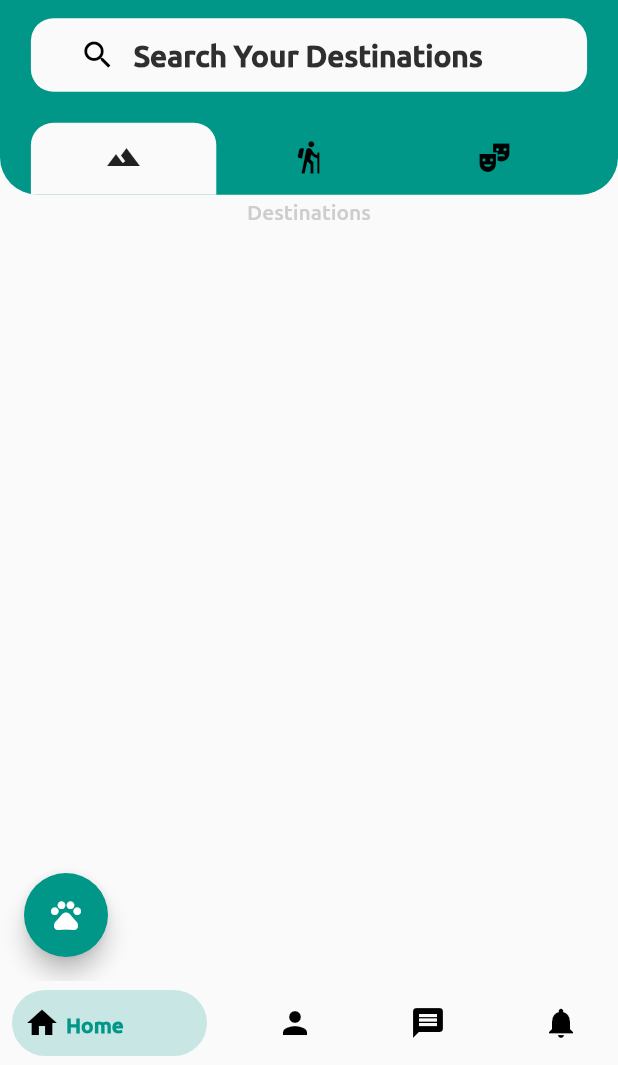
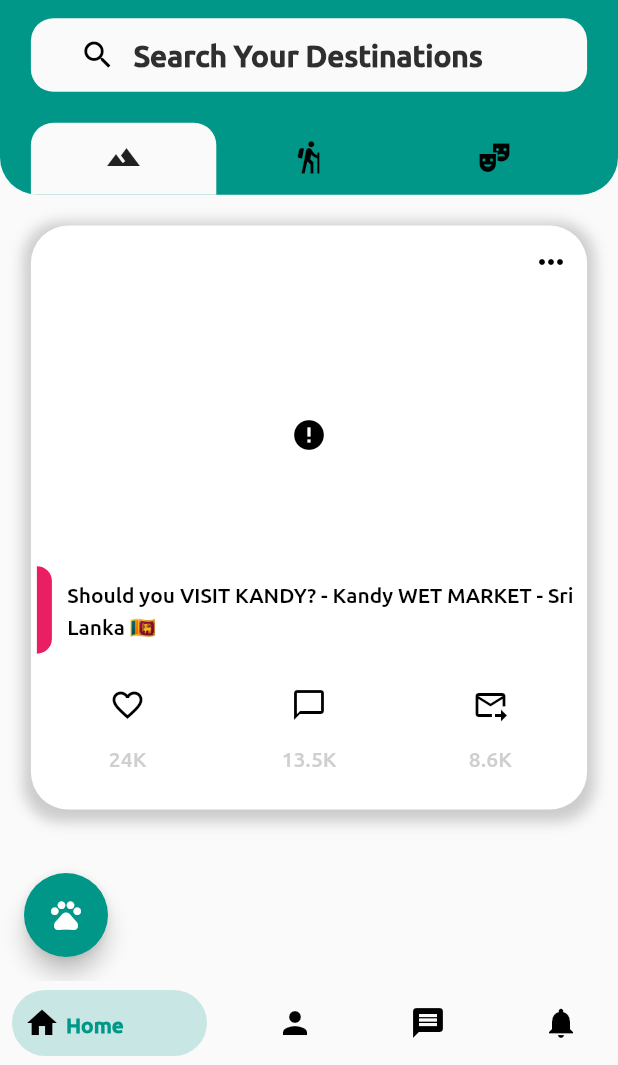
Before and after one commit to navodRathnayake/Pilgramz, a Flutter app: the screen it shows after launch, on a phone screen of 412 x 824 dp, the part 171-1236 px from its top. Run offline on Flutter 3.47's test engine with Material 2 defaults, Android fonts, the phone set to English and light mode, and no system bars; drawn by our look-alikes of bottom_navy_bar, cached_network_image; network calls fail.

Commit message:
post view update

```diff
--- /dev/null
+++ b/lib/Custom Widgets/Home/PostWdget.dart
@@ -0,0 +1,188 @@
+import 'package:cached_network_image/cached_network_image.dart';
+import 'package:flutter/material.dart';
+import 'package:pilgramz/Custom%20Widgets/HorizontalSpace.dart';
+import 'package:pilgramz/Custom%20Widgets/VerticalSpace.dart';
+import 'package:pilgramz/Utils/Theme%20Data.dart';
+import 'package:pilgramz/Utils/jason.dart';
+
+class PostWidget extends StatefulWidget {
+  final double width;
+  final double padding;
+  final ThemeData themedata;
+  final String imgUrl;
+  final String postTitle;
+  final String likes;
+  final String comments;
+  final String attachments;
+  PostWidget(
+      {Key? key,
+      required this.width,
+      required this.padding,
+      required this.themedata,
+      required this.imgUrl,
+      required this.postTitle,
+      required this.likes,
+      required this.comments,
+      required this.attachments})
+      : super(key: key);
+
+  @override
+  State<PostWidget> createState() => _PostWidgetState();
+}
+
+class _PostWidgetState extends State<PostWidget> {
+  @override
+  Widget build(BuildContext context) {
+    final double innerPadding = widget.padding / 2;
+    final double widthHeight = (widget.width - (3 * widget.padding)) / 2;
+    return Container(
+      //width: widthHeight,
+      decoration: BoxDecoration(boxShadow: [
+        BoxShadow(
+          color: Colors.grey.withOpacity(0.5),
+          spreadRadius: 5,
+          blurRadius: 7,
+          offset: Offset(0, 3), // changes position of shadow
+        ),
+      ], borderRadius: BorderRadius.circular(25), color: Colors.white),
+      child: Column(
+        children: [
+          //VerticalSpace(height: innerPadding / 2),
+          Row(
+            mainAxisAlignment: MainAxisAlignment.end,
+            children: [
+              Container(
+                child: IconTheme(
+                  data: widget.themedata.iconTheme,
+                  child: IconButton(
+                    onPressed: () {},
+                    icon: Icon(Icons.more_horiz),
+                  ),
+                ),
+              ),
+            ],
+          ),
+          Card(
+            color: Colors.white,
+            elevation: 0.0,
+            child: Column(
+              children: [
+                Container(
+                  //width: widthHeight,
+                  height: widthHeight,
+                  child: CachedImage(imgUrl: widget.imgUrl),
+                ),
+                Container(
+                  child: Row(
+                    children: [
+                      Container(
+                        width: 10,
+                        height: widthHeight / 3,
+                        decoration: const BoxDecoration(
+                            borderRadius: BorderRadius.only(
+                              bottomRight: Radius.circular(15),
+                              topRight: Radius.circular(15),
+                            ),
+                            color: Colors.pink),
+                      ),
+                      HorizontalSpace(width: innerPadding),
+                      Expanded(
+                        child: Text(
+                          widget.postTitle,
+                          style: TextStyle(color: Colors.black),
+                          maxLines: 3,
+                          overflow: TextOverflow.ellipsis,
+                        ),
+                      ),
+                    ],
+                  ),
+                ),
+                VerticalSpace(height: innerPadding),
+                Row(
+                  mainAxisAlignment: MainAxisAlignment.spaceAround,
+                  children: [
+                    PostButtons(
+                        themedata: widget.themedata,
+                        child: Icon(Icons.favorite_border),
+                        amount: postData['likes']),
+                    PostButtons(
+                        themedata: widget.themedata,
+                        child: Icon(Icons.chat_bubble_outline),
+                        amount: postData['comments']),
+                    PostButtons(
+                        themedata: widget.themedata,
+                        child: Icon(Icons.forward_to_inbox),
+                        amount: postData['attachments']),
+                  ],
+                )
+              ],
+            ),
+          ),
+          VerticalSpace(height: innerPadding * 2)
+        ],
+      ),
+    );
+  }
+}
+
+class PostButtons extends StatefulWidget {
+  final Icon child;
+  final String amount;
+  final ThemeData themedata;
+  const PostButtons(
+      {Key? key,
+      required this.child,
+      required this.amount,
+      required this.themedata})
+      : super(key: key);
+
+  @override
+  State<PostButtons> createState() => _PostButtonsState();
+}
+
+class _PostButtonsState extends State<PostButtons> {
+  @override
+  Widget build(BuildContext context) {
+    return Container(
+      child: Column(
+        children: [
+          IconTheme(
+              data: widget.themedata.iconTheme,
+              child: IconButton(onPressed: () {}, icon: widget.child)),
+          Text(widget.amount)
+        ],
+      ),
+    );
+  }
+}
+
+class CachedImage extends StatefulWidget {
+  final String imgUrl;
+  const CachedImage({Key? key, required this.imgUrl}) : super(key: key);
+
+  @override
+  State<CachedImage> createState() => _CachedImageState();
+}
+
+class _CachedImageState extends State<CachedImage> {
+  @override
+  Widget build(BuildContext context) {
+    return CachedNetworkImage(
+      imageUrl: widget.imgUrl,
+      imageBuilder: (context, imageProvider) => Container(
+        decoration: BoxDecoration(
+          image: DecorationImage(
+            image: imageProvider,
+            fit: BoxFit.cover,
+            colorFilter: const ColorFilter.mode(
+              Colors.transparent,
+              BlendMode.colorBurn,
+            ),
+          ),
+        ),
+      ),
+      placeholder: (context, url) => const CircularProgressIndicator(),
+      errorWidget: (context, url, error) => const Icon(Icons.error),
+    );
+  }
+}
--- a/lib/Custom Widgets/Home/Subtitles.dart
+++ b/lib/Custom Widgets/Home/Subtitles.dart
@@ -1,5 +1,7 @@
 import 'package:flutter/material.dart';
 import 'package:pilgramz/Utils/Theme%20Data.dart';
+
+enum Menu { itemOne, itemTwo, itemThree, itemFour }
 
 class Subtitles extends StatelessWidget {
   final ThemeData themedata;
@@ -41,3 +43,78 @@ class Subtitles extends StatelessWidget {
     );
   }
 }
+
+class DestinationsSubTitle extends StatefulWidget {
+  final ThemeData themedata;
+  const DestinationsSubTitle({Key? key, required this.themedata})
+      : super(key: key);
+
+  @override
+  State<DestinationsSubTitle> createState() => _DestinationsSubTitleState();
+}
+
+class _DestinationsSubTitleState extends State<DestinationsSubTitle> {
+  @override
+  Widget build(BuildContext context) {
+    return Container(
+      child: Row(
+        mainAxisAlignment: MainAxisAlignment.spaceBetween,
+        children: [
+          Text(
+            "Destinations",
+            style: widget.themedata.textTheme.subtitle1,
+          ),
+          dropDownMenu(widget.themedata)
+        ],
+      ),
+    );
+  }
+}
+
+Widget dropDownMenu(ThemeData themedata) {
+  String selected = "";
+  return Container(
+      child: PopupMenuButton(
+          shape:
+              RoundedRectangleBorder(borderRadius: BorderRadius.circular(25)),
+          icon: Icon(
+            Icons.widgets,
+            color: COLOR_GREY_CANVAS,
+          ),
+          onSelected: (value) => selected,
+          itemBuilder: (BuildContext context) => <PopupMenuEntry<Menu>>[
+                PopupMenuItem<Menu>(
+                    value: Menu.itemOne, child: Text('Select # of columns')),
+                PopupMenuDivider(),
+                PopupMenuItem<Menu>(
+                  value: Menu.itemOne,
+                  child: ListTile(
+                    leading: Icon(Icons.list),
+                    title: Text(
+                      'Columns - 01',
+                      style: themedata.textTheme.headline3,
+                    ),
+                  ),
+                ),
+                PopupMenuItem<Menu>(
+                  value: Menu.itemOne,
+                  child: ListTile(
+                    leading: Icon(Icons.list),
+                    title: Text(
+                      'Columns - 02',
+                      style: themedata.textTheme.headline3,
+                    ),
+                  ),
+                ),
+                PopupMenuItem<Menu>(
+                  value: Menu.itemOne,
+                  child: ListTile(
+                    leading: Icon(Icons.list),
+                    title: Text(
+                      'Columns - 03',
+                      style: themedata.textTheme.headline3,
+                    ),
+                  ),
+                ),
+              ]));
+}
--- a/lib/Pages/HomePageTab/Destinations.dart
+++ b/lib/Pages/HomePageTab/Destinations.dart
@@ -1,7 +1,19 @@
 import 'package:flutter/material.dart';
+import 'package:pilgramz/Custom%20Widgets/Home/PostWdget.dart';
+import 'package:pilgramz/Custom%20Widgets/Home/Subtitles.dart';
+import 'package:pilgramz/Custom%20Widgets/VerticalSpace.dart';
+import 'package:pilgramz/Utils/jason.dart';
 
 class Destinations extends StatefulWidget {
-  const Destinations({Key? key}) : super(key: key);
+  final double padding;
+  final ThemeData themedata;
+  final double width;
+  Destinations(
+      {Key? key,
+      required this.padding,
+      required this.themedata,
+      required this.width})
+      : super(key: key);
 
   @override
   State<Destinations> createState() => _DestinationsState();
@@ -10,12 +22,30 @@ class Destinations extends StatefulWidget {
 class _DestinationsState extends State<Destinations> {
   @override
   Widget build(BuildContext context) {
-    return Column(
-      children: [
-        Container(
-          child: Text("Destinations"),
+    return SingleChildScrollView(
+      scrollDirection: Axis.vertical,
+      physics: BouncingScrollPhysics(),
+      child: Padding(
+        padding: EdgeInsets.symmetric(horizontal: widget.padding),
+        child: Column(
+          children: [
+            //VerticalSpace(height: widget.padding),
+            //DestinationsSubTitle(themedata: widget.themedata),
+            //Divider(),
+            VerticalSpace(height: widget.padding),
+            PostWidget(
+              width: widget.width,
+              padding: widget.padding,
+              themedata: widget.themedata,
+              imgUrl: postData['imgUrl'],
+              postTitle: postData['title'],
+              likes: postData['likes'],
+              comments: postData['comments'],
+              attachments: postData['attachments'],
+            )
+          ],
         ),
-      ],
+      ),
     );
   }
 }
--- a/lib/Pages/MyHomePage.dart
+++ b/lib/Pages/MyHomePage.dart
@@ -83,8 +83,11 @@ class _MyHomePageState extends State<MyHomePage> with TickerProviderStateMixin {
                   child: Container(
                 child: TabBarView(
                   controller: _tabController,
-                  children: const [
-                    Destinations(),
+                  children: [
+                    Destinations(
+                        padding: padding,
+                        themedata: themedata,
+                        width: size.width),
                     Story(),
                     Events(),
                   ],
--- a/lib/Utils/Theme Data.dart
+++ b/lib/Utils/Theme Data.dart
@@ -49,7 +49,7 @@ const TextTheme TEXT_THEME_DEFAULT = TextTheme(
 
 const TextTheme TEXT_THEME_SMALL = TextTheme(
   headline1:
-      TextStyle(color: COLOR_BLACK, fontWeight: FontWeight.w700, fontSize: 22),
+      TextStyle(color: COLOR_BLACK, fontWeight: FontWeight.w700, fontSize: 18),
   headline2:
       TextStyle(color: COLOR_BLACK, fontWeight: FontWeight.w700, fontSize: 20),
   headline3:
@@ -77,7 +77,7 @@ const TextTheme TEXT_THEME_SMALL = TextTheme(
   ),
   subtitle2:
       TextStyle(color: COLOR_GREY, fontSize: 10, fontWeight: FontWeight.w400),
-  headlineLarge: TextStyle(color: COLOR_BLACK),
+  headlineLarge: TextStyle(color: COLOR_BLACK, fontSize: 20),
   caption:
       TextStyle(color: COLOR_BLACK, fontWeight: FontWeight.w700, fontSize: 30),
 );
@@ -143,9 +143,7 @@ const TextTheme TEXT_THEME_SMALL_DARK = TextTheme(
       color: COLOR_GREY_CANVAS, fontSize: 22, fontWeight: FontWeight.w400),
   subtitle2:
       TextStyle(color: COLOR_GREY, fontSize: 10, fontWeight: FontWeight.w400),
-  headlineLarge: TextStyle(
-    color: COLOR_WHITE,
-  ),
+  headlineLarge: TextStyle(color: COLOR_WHITE, fontSize: 20),
   caption:
       TextStyle(color: COLOR_WHITE, fontWeight: FontWeight.w700, fontSize: 22),
 );
--- a/lib/Utils/jason.dart
+++ b/lib/Utils/jason.dart
@@ -6,3 +6,13 @@ final Map<String, dynamic> profileData = {
       "https://www.gravatar.com/avatar/205e460b479e2e5b48aec07710c08d50?s=200",
   "verifyState": "newUser",
 };
+
+final Map<String, dynamic> postData = {
+  "imgUrl":
+      "https://hips.hearstapps.com/hmg-prod.s3.amazonaws.com/images/top-1000-baby-girl-names-encanto-resize-1651862629.jpg?crop=0.9074074074074074xw:1xh;center,top&resize=480:*",
+  "title": "Should you VISIT KANDY? - Kandy WET MARKET - Sri Lanka 🇱🇰",
+  "likes": "24K",
+  "comments": "13.5K",
+  "attachments": "8.6K",
+  "id": "dwq23122dvx",
+};
--- a/lib/main.dart
+++ b/lib/main.dart
@@ -60,7 +60,7 @@ class UITheme {
       brightness: Brightness.dark,
       primaryColor: PRIMARY_COLOR_DARK,
       secondaryHeaderColor: COLOR_GREY,
-      iconTheme: const IconThemeData(color: Colors.white),
+      iconTheme: const IconThemeData(color: Colors.black),
       primaryIconTheme: const IconThemeData(color: Colors.black),
       primaryColorDark: Colors.white,
     );
--- a/pubspec.yaml
+++ b/pubspec.yaml
@@ -36,6 +36,7 @@ dependencies:
   cupertino_icons: ^1.0.2
   provider: ^6.0.3
   bottom_navy_bar: ^6.0.0
+  cached_network_image: ^3.2.1
 
 dev_dependencies:
   flutter_test:
```
Also changed, not shown: pubspec.lock, 1 other file.
